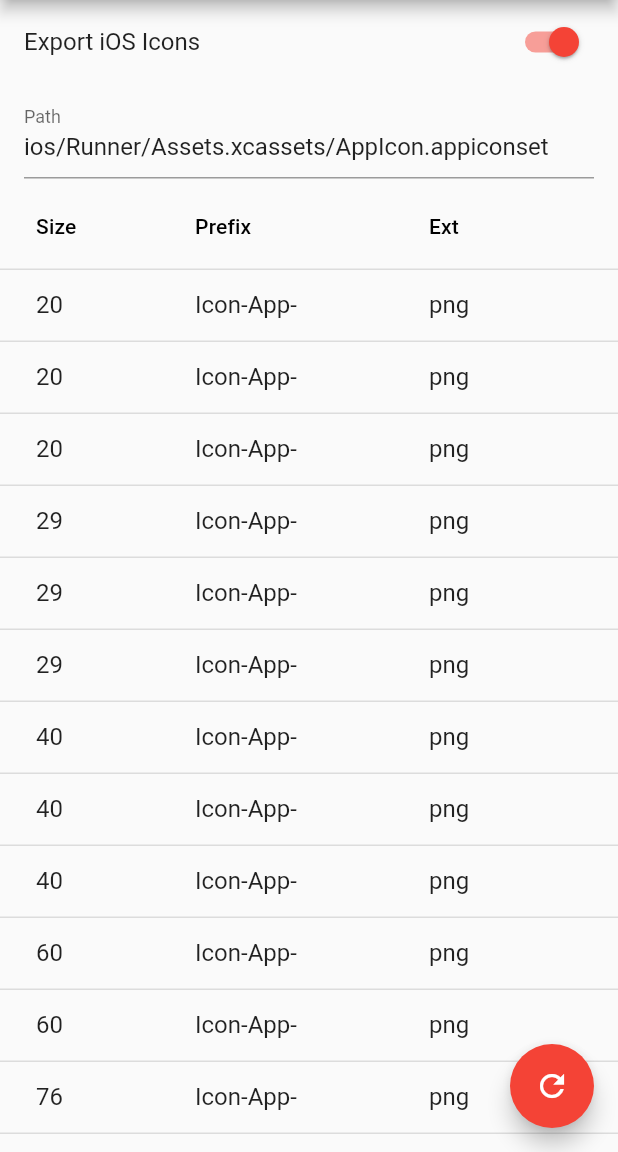
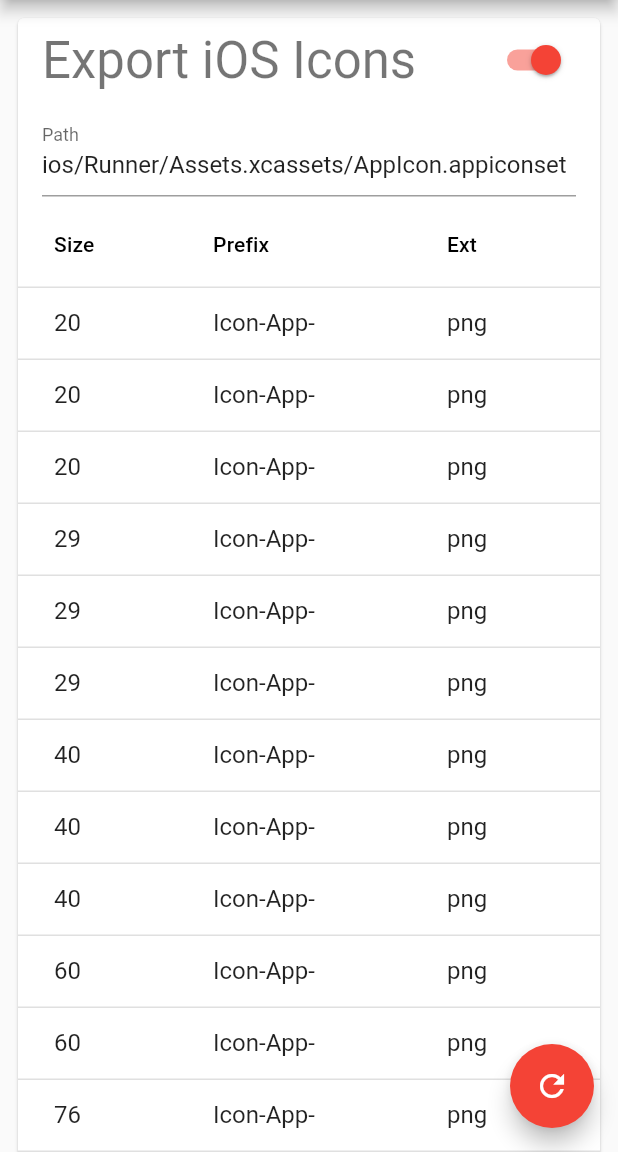
Before and after one commit to rodydavis/image_resizer, a Flutter app: the screen it shows after launch, after a tap on the "edit" icon, on a phone screen of 412 x 824 dp, the part 84-1236 px from its top. Run offline on Flutter 3.47's test engine with Material 2 defaults, Android fonts, the light colour scheme and no system bars; missing offline and left inert: universal_html; statements that could not run were skipped.

Commit message:
updating example

```diff
--- a/example/lib/main.dart
+++ b/example/lib/main.dart
@@ -44,13 +44,12 @@ class _HomeScreenState extends State<HomeScreen> {
     super.initState();
   }
 
-  bool _isEditing = true;
+  bool _isEditing = false;
 
   bool _exportIos = true;
   bool _exportWeb = true;
   bool _exportMacos = true;
   bool _exportAndroid = true;
-  bool _exportFavicon = true;
 
   String _iosPath = "ios/Runner/Assets.xcassets/AppIcon.appiconset";
   String _webPath = "web/icons";
@@ -135,7 +134,6 @@ class _HomeScreenState extends State<HomeScreen> {
         path: _androidPath,
       ),
     );
-    _isEditing = false;
     _setLoading(false);
   }
 
@@ -238,19 +236,14 @@ class _HomeScreenState extends State<HomeScreen> {
             onPressed: () {
               if (mounted)
                 setState(() {
-                  if (_isEditing) {
-                    _isEditing = false;
+                  _isEditing = !_isEditing;
+                });
               _refresh();
-                  } else {
-                    _isEditing = true;
-                  }
-                });
             },
           ),
         ],
       ),
-      // body: _isEditing ? _buildEditingView() : _buildFilePreview(),
-      body: _buildEditingView(),
+      body: _isEditing ? _buildEditingView() : _buildFilePreview(),
       floatingActionButton: FloatingActionButton(
         onPressed: _refresh,
         tooltip: 'Generate Icons',
@@ -306,13 +299,19 @@ class _HomeScreenState extends State<HomeScreen> {
 
   Widget _buildSection(String name, bool toggle, ValueChanged<bool> onChanged,
       String path, List<IconTemplate> icons) {
-    return Column(
+    return Padding(
+      padding: const EdgeInsets.all(8.0),
+      child: Card(
+        child: Column(
           mainAxisSize: MainAxisSize.min,
           crossAxisAlignment: CrossAxisAlignment.start,
           mainAxisAlignment: MainAxisAlignment.start,
           children: [
             SwitchListTile(
-          title: Text('Export $name Icons'),
+              title: Text(
+                'Export $name Icons',
+                style: Theme.of(context).textTheme.headline4,
+              ),
               value: toggle,
               onChanged: onChanged,
             ),
@@ -444,7 +443,8 @@ class _HomeScreenState extends State<HomeScreen> {
                                   if (mounted)
                                     setState(() {
                                       final _value = int.tryParse(val);
-                                  icons[i] = icons[i].copyWith(scale: _value);
+                                      icons[i] =
+                                          icons[i].copyWith(scale: _value);
                                     });
                                 } catch (e) {}
                               },
@@ -515,7 +515,8 @@ class _HomeScreenState extends State<HomeScreen> {
                                   if (mounted)
                                     setState(() {
                                       final _value = int.tryParse(val);
-                                  icons[i] = icons[i].copyWith(scale: _value);
+                                      icons[i] =
+                                          icons[i].copyWith(scale: _value);
                                     });
                                 } catch (e) {}
                               },
@@ -699,11 +700,13 @@ class _HomeScreenState extends State<HomeScreen> {
               ),
             ],
           ],
+        ),
+      ),
     );
   }
 
   Widget _buildFilePreview() {
-    if (_files != null) {
+    if (_files == null) {
       return Center(child: CircularProgressIndicator());
     }
     return ListView.separated(
```
Lines whose indentation alone changed are shown as unchanged.
